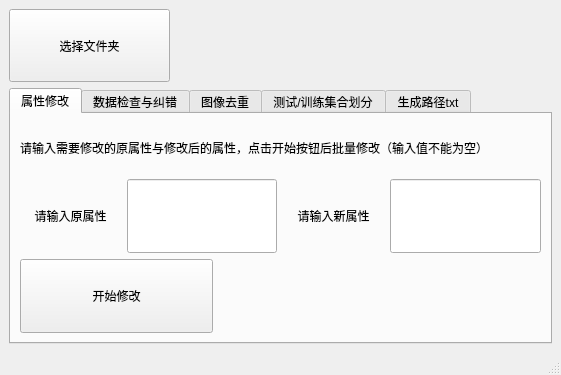
Above: data_processing.ui from VerySeriousMan/data_processing before the change. Below: the same form after it.
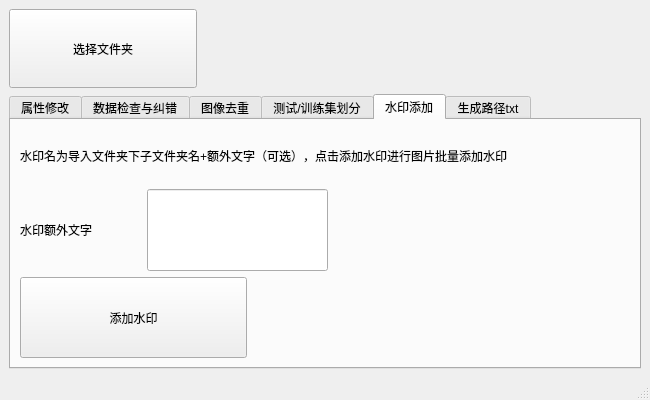
That is the form after the change. The open tabs and pages were chosen to show the change.

```diff
--- a/data_processing.ui
+++ b/data_processing.ui
@@ -6,8 +6,8 @@
    <rect>
     <x>0</x>
     <y>0</y>
-    <width>561</width>
-    <height>375</height>
+    <width>650</width>
+    <height>400</height>
    </rect>
   </property>
   <property name="windowTitle">
@@ -155,7 +155,7 @@
          </layout>
         </item>
         <item>
-         <layout class="QHBoxLayout" name="horizontalLayout_3" stretch="3,5">
+         <layout class="QHBoxLayout" name="horizontalLayout_3" stretch="3,7">
           <item>
            <widget class="QPushButton" name="change_setting_button">
             <property name="sizePolicy">
@@ -402,7 +402,7 @@
       </widget>
       <widget class="QWidget" name="data_classify_tab">
        <attribute name="title">
-        <string>测试/训练集合划分</string>
+        <string>测试/训练集划分</string>
        </attribute>
        <layout class="QVBoxLayout" name="verticalLayout_5" stretch="2,3,3">
         <item>
@@ -494,6 +494,96 @@
         </item>
        </layout>
       </widget>
+      <widget class="QWidget" name="watermark_tab">
+       <attribute name="title">
+        <string>水印添加</string>
+       </attribute>
+       <layout class="QVBoxLayout" name="verticalLayout_9" stretch="2,3,3">
+        <item>
+         <widget class="QLabel" name="label_8">
+          <property name="sizePolicy">
+           <sizepolicy hsizetype="Expanding" vsizetype="Expanding">
+            <horstretch>0</horstretch>
+            <verstretch>0</verstretch>
+           </sizepolicy>
+          </property>
+          <property name="text">
+           <string>水印名为导入文件夹下子文件夹名+额外文字（可选），点击添加水印进行图片批量添加水印</string>
+          </property>
+         </widget>
+        </item>
+        <item>
+         <layout class="QHBoxLayout" name="horizontalLayout_13" stretch="2,3,5">
+          <item>
+           <widget class="QLabel" name="label_6">
+            <property name="sizePolicy">
+             <sizepolicy hsizetype="Expanding" vsizetype="Expanding">
+              <horstretch>0</horstretch>
+              <verstretch>0</verstretch>
+             </sizepolicy>
+            </property>
+            <property name="text">
+             <string>水印额外文字</string>
+            </property>
+           </widget>
+          </item>
+          <item>
+           <widget class="QLineEdit" name="extra_info_line">
+            <property name="sizePolicy">
+             <sizepolicy hsizetype="Expanding" vsizetype="Expanding">
+              <horstretch>0</horstretch>
+              <verstretch>0</verstretch>
+             </sizepolicy>
+            </property>
+           </widget>
+          </item>
+          <item>
+           <spacer name="horizontalSpacer_2">
+            <property name="orientation">
+             <enum>Qt::Horizontal</enum>
+            </property>
+            <property name="sizeHint" stdset="0">
+             <size>
+              <width>40</width>
+              <height>20</height>
+             </size>
+            </property>
+           </spacer>
+          </item>
+         </layout>
+        </item>
+        <item>
+         <layout class="QHBoxLayout" name="horizontalLayout_14" stretch="3,5">
+          <item>
+           <widget class="QPushButton" name="add_watermark_button">
+            <property name="sizePolicy">
+             <sizepolicy hsizetype="Expanding" vsizetype="Expanding">
+              <horstretch>0</horstretch>
+              <verstretch>0</verstretch>
+             </sizepolicy>
+            </property>
+            <property name="text">
+             <string>添加水印</string>
+            </property>
+           </widget>
+          </item>
+          <item>
+           <widget class="QLabel" name="watermark_info_label">
+            <property name="sizePolicy">
+             <sizepolicy hsizetype="Expanding" vsizetype="Expanding">
+              <horstretch>0</horstretch>
+              <verstretch>0</verstretch>
+             </sizepolicy>
+            </property>
+            <property name="text">
+             <string/>
+            </property>
+           </widget>
+          </item>
+         </layout>
+        </item>
+       </layout>
+      </widget>
       <widget class="QWidget" name="create_count_tab">
        <attribute name="title">
         <string>生成路径txt</string>
```
Left out of the diff: 2 changed lines with no effect on the pictures.
